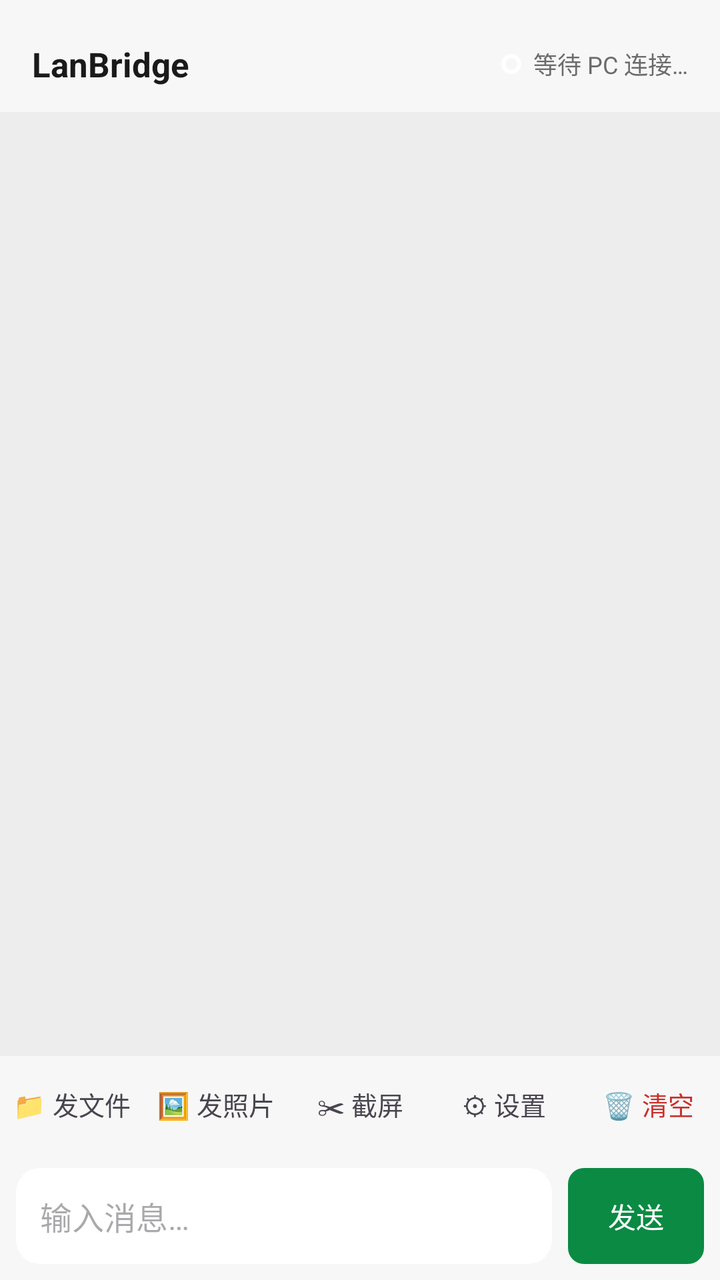
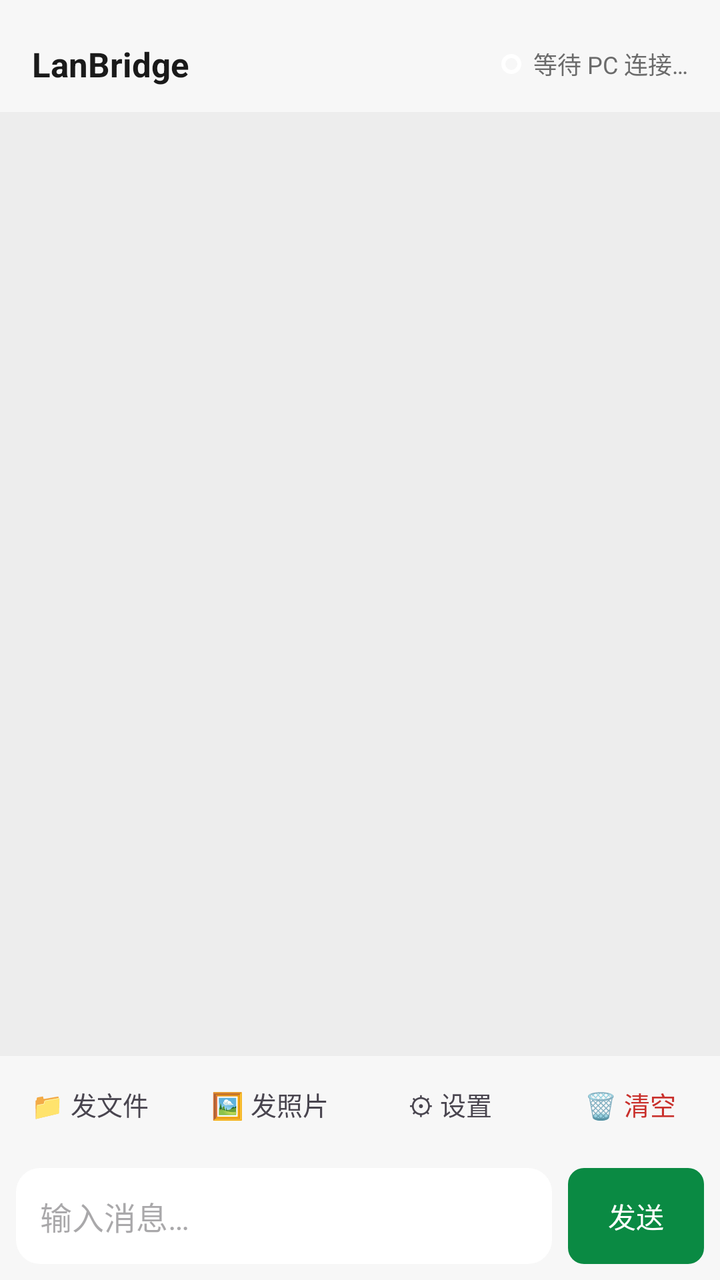

Screens rendered from an Android XML layout before and after an edit, with the pre-edit source and the edit as a unified diff.
<!-- AndroidManifest.xml: application theme Theme.LanBridge -->
<!-- res/layout/activity_chat.xml -->
<?xml version="1.0" encoding="utf-8"?>
<LinearLayout xmlns:android="http://schemas.android.com/apk/res/android"
    android:id="@+id/root"
    android:layout_width="match_parent"
    android:layout_height="match_parent"
    android:orientation="vertical"
    android:background="@color/chat_bg">

    
    <LinearLayout
        android:id="@+id/titleBar"
        android:layout_width="match_parent"
        android:layout_height="wrap_content"
        android:minHeight="56dp"
        android:orientation="horizontal"
        android:gravity="center_vertical"
        android:paddingHorizontal="16dp"
        android:paddingTop="8dp"
        android:background="@color/n_surface">

        <TextView
            android:id="@+id/tvTitle"
            android:layout_width="0dp"
            android:layout_weight="1"
            android:layout_height="wrap_content"
            android:text="@string/app_name"
            android:textColor="@color/n_text_primary"
            android:textSize="@dimen/font_title"
            android:textStyle="bold" />

        <View
            android:id="@+id/statusDot"
            android:layout_width="10dp"
            android:layout_height="10dp"
            android:layout_marginEnd="6dp"
            android:background="@drawable/bg_circle_unchecked" />

        <TextView
            android:id="@+id/tvConn"
            android:layout_width="wrap_content"
            android:layout_height="wrap_content"
            android:text="@string/waiting_connection"
            android:textColor="@color/n_text_secondary"
            android:textSize="@dimen/font_caption" />
    </LinearLayout>

    
    <androidx.recyclerview.widget.RecyclerView
        android:id="@+id/recycler"
        android:layout_width="match_parent"
        android:layout_height="0dp"
        android:layout_weight="1"
        android:clipToPadding="false"
        android:overScrollMode="always"
        android:paddingVertical="8dp" />

    
    <LinearLayout
        android:id="@+id/selectionBar"
        android:layout_width="match_parent"
        android:layout_height="wrap_content"
        android:orientation="horizontal"
        android:gravity="center_vertical"
        android:paddingHorizontal="16dp"
        android:paddingVertical="10dp"
        android:background="@color/n_surface"
        android:visibility="gone">

        <TextView
            android:id="@+id/btnSelExit"
            android:layout_width="wrap_content"
            android:layout_height="48dp"
            android:gravity="center"
            android:paddingHorizontal="12dp"
            android:text="✕"
            android:textSize="@dimen/font_title"
            android:background="?attr/selectableItemBackgroundBorderless" />

        <TextView
            android:id="@+id/tvSelCount"
            android:layout_width="0dp"
            android:layout_weight="1"
            android:layout_height="wrap_content"
            android:paddingStart="12dp"
            android:textColor="@color/n_text_primary"
            android:textSize="@dimen/font_body" />

        <TextView
            android:id="@+id/btnSelAll"
            android:layout_width="wrap_content"
            android:layout_height="48dp"
            android:gravity="center"
            android:paddingHorizontal="12dp"
            android:text="@string/select_all"
            android:textColor="@color/green_700"
            android:background="?attr/selectableItemBackground" />
    </LinearLayout>

    
    <LinearLayout
        android:id="@+id/selectionActionBar"
        android:layout_width="match_parent"
        android:layout_height="wrap_content"
        android:orientation="horizontal"
        android:background="@color/n_surface"
        android:padding="8dp"
        android:visibility="gone">

        <TextView
            android:id="@+id/btnShareBatch"
            android:layout_width="0dp"
            android:layout_weight="1"
            android:layout_height="48dp"
            android:layout_marginEnd="6dp"
            android:gravity="center"
            android:text="@string/menu_share_wechat"
            android:textColor="@color/n_white"
            android:background="@drawable/bg_btn_primary" />

        <TextView
            android:id="@+id/btnSaveBatch"
            android:layout_width="0dp"
            android:layout_weight="1"
            android:layout_height="48dp"
            android:layout_marginEnd="6dp"
            android:gravity="center"
            android:text="@string/menu_save"
            android:textColor="@color/green_700"
            android:background="@drawable/bg_composer" />

        <TextView
            android:id="@+id/btnDeleteBatch"
            android:layout_width="0dp"
            android:layout_weight="1"
            android:layout_height="48dp"
            android:gravity="center"
            android:text="@string/menu_delete"
            android:textColor="@color/n_white"
            android:background="@drawable/bg_btn_primary" />
    </LinearLayout>

    
    <LinearLayout
        android:id="@+id/toolBar"
        android:layout_width="match_parent"
        android:layout_height="48dp"
        android:orientation="horizontal"
        android:background="@color/n_surface">

        <TextView android:id="@+id/btnFile" style="@style/ToolItem" android:text="📁 发文件" android:contentDescription="@string/toolbar_send_file" />
        <TextView android:id="@+id/btnPhoto" style="@style/ToolItem" android:text="🖼 发照片" android:contentDescription="@string/toolbar_send_photo" />
        <TextView android:id="@+id/btnShot" style="@style/ToolItem" android:text="✂ 截屏" android:contentDescription="@string/toolbar_screenshot" />
        <TextView android:id="@+id/btnSettings" style="@style/ToolItem" android:text="⚙ 设置" android:contentDescription="@string/toolbar_settings" />
        <TextView android:id="@+id/btnClear" style="@style/ToolItem" android:text="🗑 清空" android:textColor="@color/danger_text" android:contentDescription="@string/toolbar_clear" />
    </LinearLayout>

    
    <LinearLayout
        android:id="@+id/composer"
        android:layout_width="match_parent"
        android:layout_height="wrap_content"
        android:orientation="horizontal"
        android:gravity="bottom"
        android:padding="8dp"
        android:background="@color/n_surface">

        <EditText
            android:id="@+id/etInput"
            android:layout_width="0dp"
            android:layout_weight="1"
            android:layout_height="wrap_content"
            android:minHeight="48dp"
            android:maxLines="5"
            android:inputType="textMultiLine|textCapSentences"
            android:imeOptions="actionSend|flagNoExtractUi"
            android:hint="@string/input_hint"
            android:background="@drawable/bg_composer"
            android:padding="12dp"
            android:textSize="@dimen/font_body" />

        <TextView
            android:id="@+id/btnSend"
            android:layout_width="wrap_content"
            android:layout_height="48dp"
            android:layout_marginStart="8dp"
            android:gravity="center"
            android:paddingHorizontal="20dp"
            android:text="@string/send"
            android:textColor="@color/n_white"
            android:background="@drawable/bg_btn_primary" />
    </LinearLayout>
</LinearLayout>
<!-- resources referenced by this layout -->
<resources>
  <color name="chat_bg">#EDEDED</color>
  <color name="danger_text">#C9302C</color>
  <color name="green_700">#0A8A43</color>
  <color name="n_surface">#F7F7F7</color>
  <color name="n_text_primary">#1A1A1A</color>
  <color name="n_text_secondary">#6B6B6B</color>
  <color name="n_white">#FFFFFF</color>
  <dimen name="font_body">16sp</dimen>
  <dimen name="font_caption">12sp</dimen>
  <dimen name="font_title">17sp</dimen>
  <!-- drawable bg_btn_primary (drawable) -->
  <?xml version="1.0" encoding="utf-8"?>
  <shape xmlns:android="http://schemas.android.com/apk/res/android" android:shape="rectangle">
      <solid android:color="@color/green_700" />
      <corners android:radius="8dp" />
  </shape>
  <!-- drawable bg_circle_unchecked (drawable) -->
  <?xml version="1.0" encoding="utf-8"?>
  <shape xmlns:android="http://schemas.android.com/apk/res/android" android:shape="oval">
      <solid android:color="@android:color/transparent" />
      <stroke android:width="2dp" android:color="@color/n_white" />
  </shape>
  <!-- drawable bg_composer (drawable) -->
  <?xml version="1.0" encoding="utf-8"?>
  <shape xmlns:android="http://schemas.android.com/apk/res/android" android:shape="rectangle">
      <solid android:color="@color/n_white" />
      <corners android:radius="12dp" />
  </shape>
  <string name="app_name">LanBridge</string>
  <string name="input_hint">输入消息…</string>
  <string name="menu_delete">删除</string>
  <string name="menu_save">保存到本地</string>
  <string name="menu_share_wechat">分享到微信</string>
  <string name="select_all">全选</string>
  <string name="send">发送</string>
  <string name="toolbar_clear">清空</string>
  <string name="toolbar_screenshot">截屏</string>
  <string name="toolbar_send_file">发文件</string>
  <string name="toolbar_send_photo">发照片</string>
  <string name="toolbar_settings">设置</string>
  <string name="waiting_connection">等待 PC 连接…</string>
  <style name="ToolItem">
          <item name="android:layout_width">0dp</item>
          <item name="android:layout_height">48dp</item>
          <item name="android:layout_weight">1</item>
          <item name="android:gravity">center</item>
          <item name="android:textSize">13sp</item>
          <item name="android:background">?attr/selectableItemBackgroundBorderless</item>
          <item name="android:clickable">true</item>
          <item name="android:focusable">true</item>
      </style>
  <style name="Theme.LanBridge" parent="Theme.Material3.Light.NoActionBar">
          <item name="colorPrimary">@color/green_700</item>
          <item name="android:statusBarColor">@android:color/transparent</item>
          <item name="android:navigationBarColor">@android:color/transparent</item>
          <item name="android:windowLightStatusBar">true</item>
          <item name="android:forceDarkAllowed">false</item>
      </style>
</resources>

<!-- the commit's change to res/layout/activity_chat.xml (unified diff, before → after) -->
@@ -149,7 +149,6 @@
 
         <TextView android:id="@+id/btnFile" style="@style/ToolItem" android:text="📁 发文件" android:contentDescription="@string/toolbar_send_file" />
         <TextView android:id="@+id/btnPhoto" style="@style/ToolItem" android:text="🖼 发照片" android:contentDescription="@string/toolbar_send_photo" />
-        <TextView android:id="@+id/btnShot" style="@style/ToolItem" android:text="✂ 截屏" android:contentDescription="@string/toolbar_screenshot" />
         <TextView android:id="@+id/btnSettings" style="@style/ToolItem" android:text="⚙ 设置" android:contentDescription="@string/toolbar_settings" />
         <TextView android:id="@+id/btnClear" style="@style/ToolItem" android:text="🗑 清空" android:textColor="@color/danger_text" android:contentDescription="@string/toolbar_clear" />
     </LinearLayout>
<!-- resource entries referenced after the edit -->
@@ -36,7 +36,6 @@
   <string name="select_all">全选</string>
   <string name="send">发送</string>
   <string name="toolbar_clear">清空</string>
-  <string name="toolbar_screenshot">截屏</string>
   <string name="toolbar_send_file">发文件</string>
   <string name="toolbar_send_photo">发照片</string>
   <string name="toolbar_settings">设置</string>
